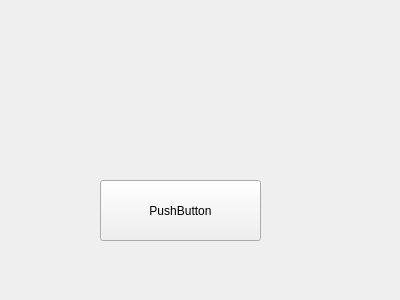
The window that ros_gui/include/ros_gui/ros_gui.ui (RuitaoWu/SMILE-UAV) describes before a commit, drawn with Qt 5.
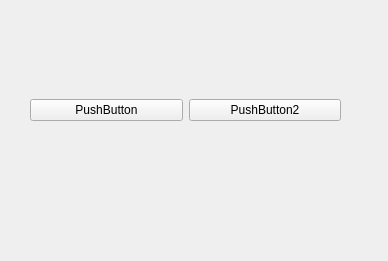
The same window after the commit.

Commit message: added click event on each button

Patch:
```diff
--- a/ros_gui/include/ros_gui/ros_gui.ui
+++ b/ros_gui/include/ros_gui/ros_gui.ui
@@ -6,25 +6,38 @@
    <rect>
     <x>0</x>
     <y>0</y>
-    <width>400</width>
-    <height>300</height>
+    <width>388</width>
+    <height>261</height>
    </rect>
   </property>
   <property name="windowTitle">
    <string>Form</string>
   </property>
-  <widget class="QPushButton" name="pushButton">
+  <widget class="QWidget" name="">
    <property name="geometry">
     <rect>
-     <x>100</x>
-     <y>180</y>
-     <width>161</width>
-     <height>61</height>
+     <x>30</x>
+     <y>60</y>
+     <width>311</width>
+     <height>101</height>
     </rect>
    </property>
-   <property name="text">
-    <string>PushButton</string>
-   </property>
+   <layout class="QHBoxLayout" name="horizontalLayout">
+    <item>
+     <widget class="QPushButton" name="pushButton">
+      <property name="text">
+       <string>PushButton</string>
+      </property>
+     </widget>
+    </item>
+    <item>
+     <widget class="QPushButton" name="pushButton2">
+      <property name="text">
+       <string>PushButton2</string>
+      </property>
+     </widget>
+    </item>
+   </layout>
   </widget>
  </widget>
  <resources/>
```
The commit also changes 4 other files.
